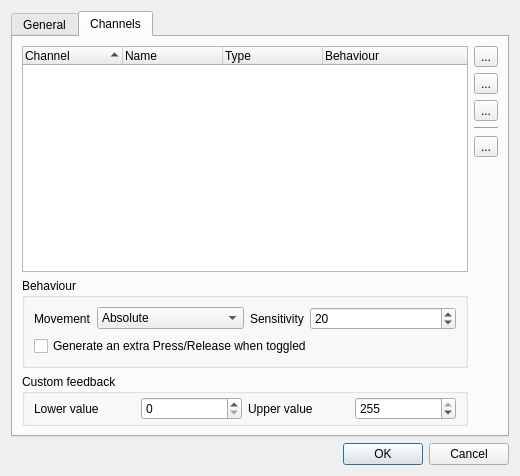
First picture: the form in ui/src/inputprofileeditor.ui, repository mcallegari/qlcplus, before the edit.
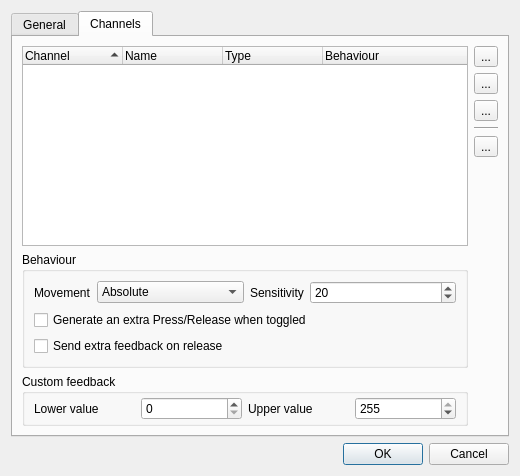
Second picture: the form after the edit. The open tabs and pages were chosen to show the change. Icons and pictures are not drawn.

Commit message: Add extraFeedback option for input profiles

Patch:
```diff
--- a/ui/src/inputprofileeditor.ui
+++ b/ui/src/inputprofileeditor.ui
@@ -190,6 +190,13 @@
             </property>
            </widget>
           </item>
+          <item row="2" column="0" colspan="4">
+           <widget class="QCheckBox" name="m_extraFeedback">
+            <property name="text">
+             <string>Send extra feedback on release</string>
+            </property>
+           </widget>
+          </item>
          </layout>
         </widget>
        </item>
```
The commit also changes 8 other files.
